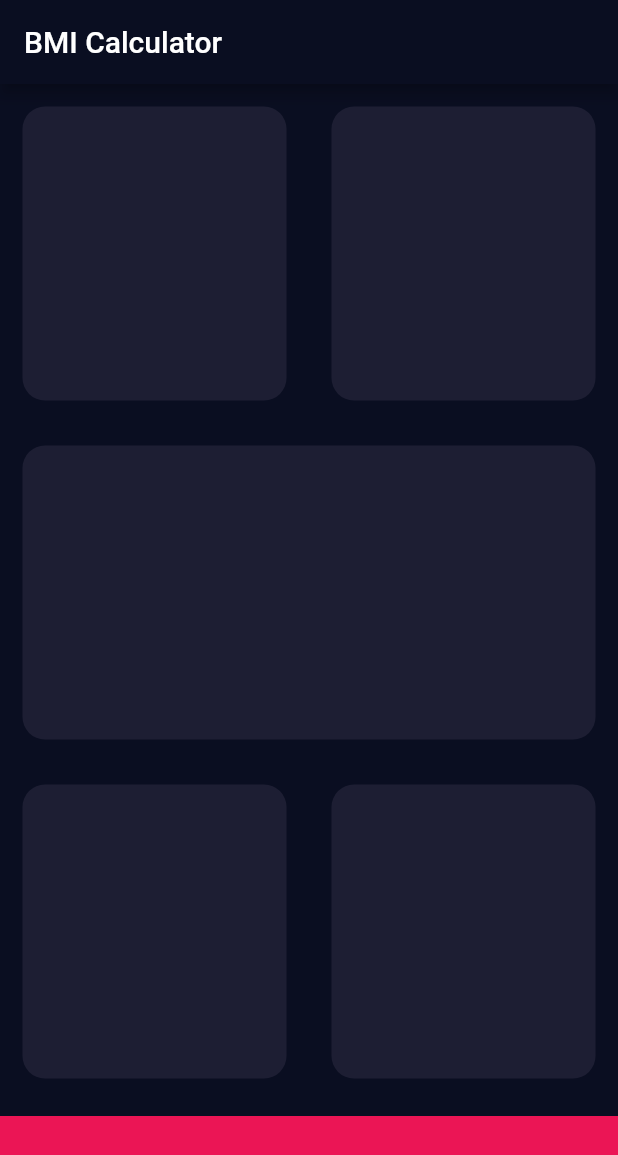
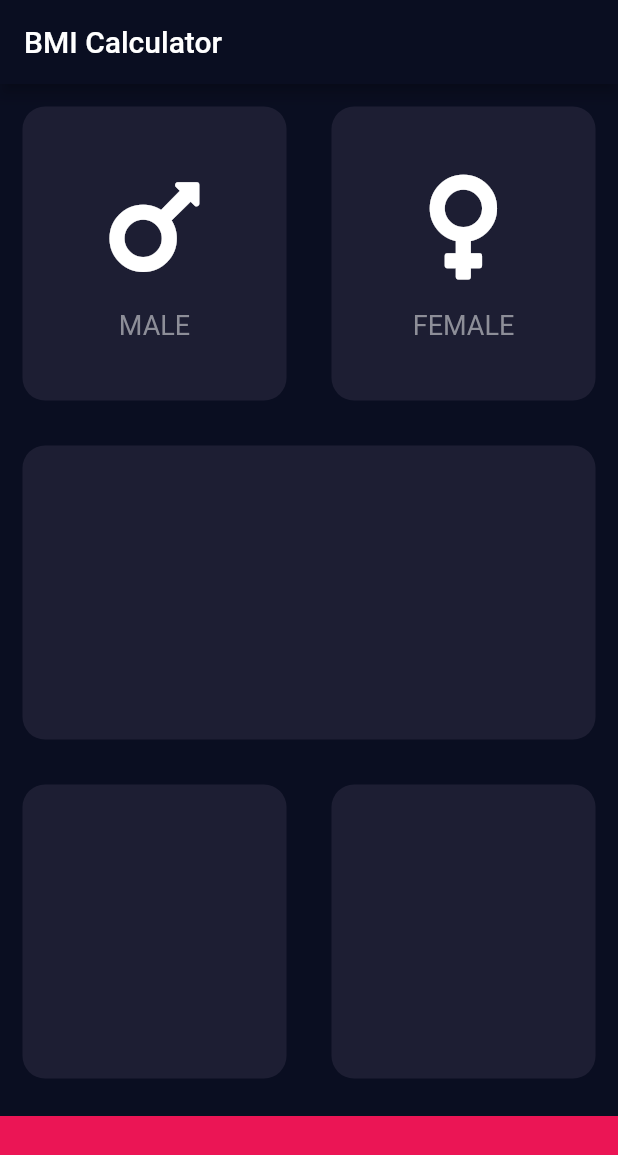
Before and after one commit to ankanSikdar/flutter-bmi-calculator, a Flutter app: the screen it shows after launch, on a phone screen of 412 x 824 dp. Shown: the top 1155 px of the screen. Run offline on Flutter 3.47's test engine with Material 2 defaults, Android fonts, the phone set to English and light mode, and no system bars; our stand-ins replace font_awesome_flutter.

Commit message:
Added IconContent Class and Refactored Code

```diff
--- /dev/null
+++ b/lib/icon_content.dart
@@ -0,0 +1,33 @@
+import 'package:flutter/material.dart';
+
+const labelTextStyle = TextStyle(
+  fontSize: 18.0,
+  color: Color(0xFF8D8E98),
+);
+
+class IconContent extends StatelessWidget {
+  IconContent({this.icon, this.label});
+
+  final IconData icon;
+  final String label;
+
+  @override
+  Widget build(BuildContext context) {
+    return Column(
+      mainAxisAlignment: MainAxisAlignment.center,
+      children: [
+        Icon(
+          icon,
+          size: 80.0,
+        ),
+        SizedBox(
+          height: 15.0,
+        ),
+        Text(
+          label,
+          style: labelTextStyle,
+        )
+      ],
+    );
+  }
+}
--- a/lib/input_page.dart
+++ b/lib/input_page.dart
@@ -1,5 +1,9 @@
 import 'package:flutter/cupertino.dart';
 import 'package:flutter/material.dart';
+import 'package:font_awesome_flutter/font_awesome_flutter.dart';
+
+import 'reusable_card.dart';
+import 'icon_content.dart';
 
 const bottomContainerHeight = 80.0;
 const activeCardColor = Color(0xFF1D1E33);
@@ -27,12 +31,20 @@
                   flex: 1,
                   child: ReusableCard(
                     color: activeCardColor,
+                    cardChild: IconContent(
+                      icon: FontAwesomeIcons.mars,
+                      label: 'MALE',
+                    ),
                   ),
                 ),
                 Expanded(
                     flex: 1,
                     child: ReusableCard(
                       color: activeCardColor,
+                      cardChild: IconContent(
+                        icon: FontAwesomeIcons.venus,
+                        label: 'FEMALE',
+                      ),
                     )),
               ],
             ),
@@ -70,20 +82,3 @@
     );
   }
 }
-
-class ReusableCard extends StatelessWidget {
-  ReusableCard({@required this.color});
-
-  final Color color;
-
-  @override
-  Widget build(BuildContext context) {
-    return Container(
-      decoration: BoxDecoration(
-        color: color,
-        borderRadius: BorderRadius.circular(15.0),
-      ),
-      margin: EdgeInsets.all(15.0),
-    );
-  }
-}
--- /dev/null
+++ b/lib/reusable_card.dart
@@ -0,0 +1,20 @@
+import 'package:flutter/material.dart';
+
+class ReusableCard extends StatelessWidget {
+  ReusableCard({@required this.color, this.cardChild});
+
+  final Color color;
+  final Widget cardChild;
+
+  @override
+  Widget build(BuildContext context) {
+    return Container(
+      child: cardChild,
+      decoration: BoxDecoration(
+        color: color,
+        borderRadius: BorderRadius.circular(15.0),
+      ),
+      margin: EdgeInsets.all(15.0),
+    );
+  }
+}
```
Also changed, not shown: pubspec.yaml (+1 -57 lines), pubspec.lock.
